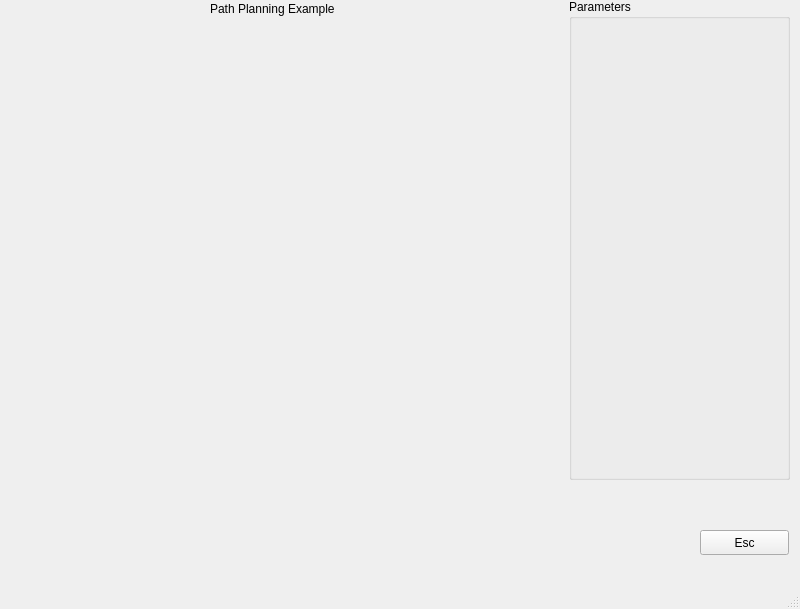
Before: the Qt Designer form qt_learning/mainwindow.ui in JaimeParker/Optmization_Fusion, drawn with Qt 5.
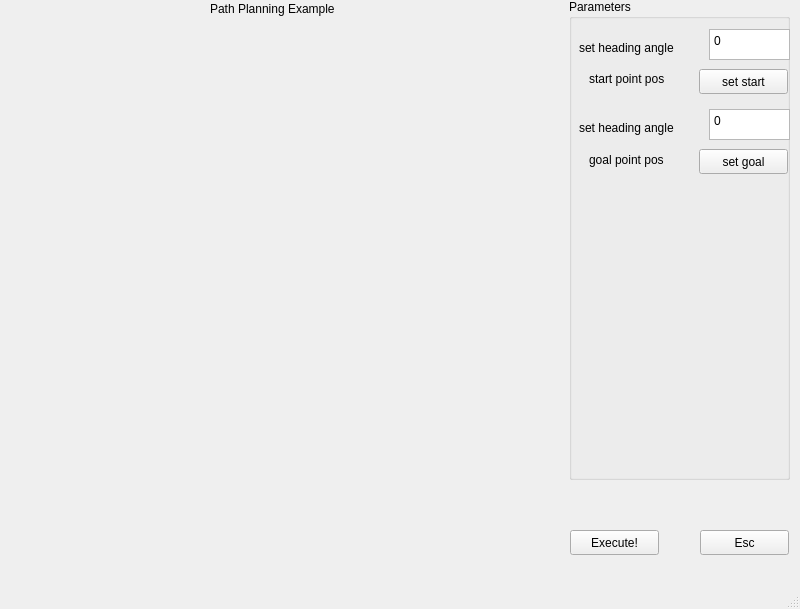
After: the same form once the commit is applied.

Commit message: realize start and goal point info acquire in Qt

Diff of the .ui file:
```diff
--- a/qt_learning/mainwindow.ui
+++ b/qt_learning/mainwindow.ui
@@ -19,8 +19,8 @@
      <rect>
       <x>10</x>
       <y>20</y>
-      <width>551</width>
-      <height>531</height>
+      <width>500</width>
+      <height>500</height>
      </rect>
     </property>
    </widget>
@@ -61,6 +61,123 @@
     </property>
     <property name="title">
      <string>Parameters</string>
+    </property>
+    <widget class="QPushButton" name="pushButton_setstart">
+     <property name="geometry">
+      <rect>
+       <x>130</x>
+       <y>70</y>
+       <width>89</width>
+       <height>25</height>
+      </rect>
+     </property>
+     <property name="text">
+      <string>set start</string>
+     </property>
+    </widget>
+    <widget class="QPushButton" name="pushButton_setGoal">
+     <property name="geometry">
+      <rect>
+       <x>130</x>
+       <y>150</y>
+       <width>89</width>
+       <height>25</height>
+      </rect>
+     </property>
+     <property name="text">
+      <string>set goal</string>
+     </property>
+    </widget>
+    <widget class="QLabel" name="label_start">
+     <property name="geometry">
+      <rect>
+       <x>20</x>
+       <y>70</y>
+       <width>111</width>
+       <height>20</height>
+      </rect>
+     </property>
+     <property name="text">
+      <string>start point pos</string>
+     </property>
+    </widget>
+    <widget class="QLabel" name="label_goal">
+     <property name="geometry">
+      <rect>
+       <x>20</x>
+       <y>150</y>
+       <width>111</width>
+       <height>21</height>
+      </rect>
+     </property>
+     <property name="text">
+      <string>goal point pos</string>
+     </property>
+    </widget>
+    <widget class="QPlainTextEdit" name="plainTextEdit_start">
+     <property name="geometry">
+      <rect>
+       <x>140</x>
+       <y>30</y>
+       <width>81</width>
+       <height>31</height>
+      </rect>
+     </property>
+     <property name="plainText">
+      <string>0</string>
+     </property>
+    </widget>
+    <widget class="QLabel" name="label_text1">
+     <property name="geometry">
+      <rect>
+       <x>10</x>
+       <y>40</y>
+       <width>131</width>
+       <height>17</height>
+      </rect>
+     </property>
+     <property name="text">
+      <string>set heading angle</string>
+     </property>
+    </widget>
+    <widget class="QLabel" name="label_text2">
+     <property name="geometry">
+      <rect>
+       <x>10</x>
+       <y>120</y>
+       <width>131</width>
+       <height>17</height>
+      </rect>
+     </property>
+     <property name="text">
+      <string>set heading angle</string>
+     </property>
+    </widget>
+    <widget class="QPlainTextEdit" name="plainTextEdit_goal">
+     <property name="geometry">
+      <rect>
+       <x>140</x>
+       <y>110</y>
+       <width>81</width>
+       <height>31</height>
+      </rect>
+     </property>
+     <property name="plainText">
+      <string>0</string>
+     </property>
+    </widget>
+   </widget>
+   <widget class="QPushButton" name="pushButton_Exe">
+    <property name="geometry">
+     <rect>
+      <x>570</x>
+      <y>530</y>
+      <width>89</width>
+      <height>25</height>
+     </rect>
+    </property>
+    <property name="text">
+     <string>Execute!</string>
     </property>
    </widget>
   </widget>
```
The commit also changes 11 other files.
